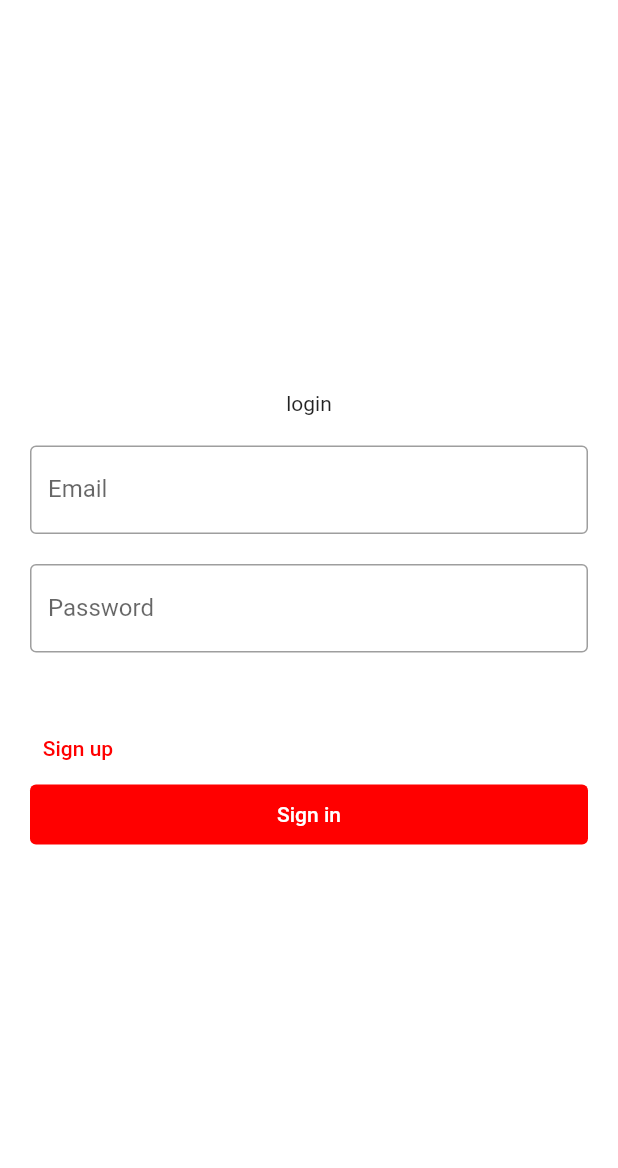
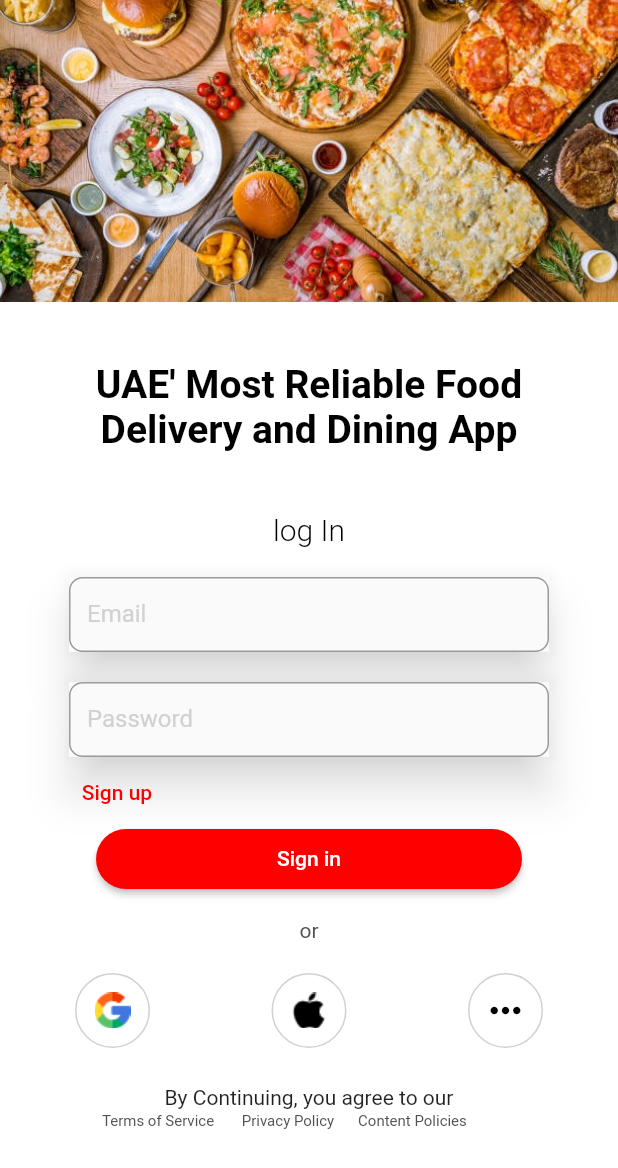
Before and after one commit to fuad-sanin/food_delivery_app, a Flutter app: the LoginScreen screen opened directly, on a phone screen of 412 x 824 dp. Shown: the top 1168 px of the screen. Run offline on Flutter 3.47's test engine with Material 2 defaults, Android fonts, the phone set to English and light mode, and no system bars; our stand-ins replace firebase_auth, firebase_core; accounts and stored records are empty.

Commit message:
login page ui update

```diff
--- a/lib/config/theme.dart
+++ b/lib/config/theme.dart
@@ -44,6 +44,8 @@ class AppColors {
   static const greyColor = Color(0xFFB4B8CA);
   static const greyColor1 = Color(0xFF515151);
   static const shadow = Color(0xFF000000);
+  static const shadowTxt = Color(0xFFfafafa);
+  static const txt = Color(0xFFD1D1D1);
 }
 
 class AppTextStyle {
@@ -53,7 +55,23 @@ class AppTextStyle {
         fontWeight: FontWeight.normal,
         fontSize: 14,
         fontFamily: 'Roboto',
-        color: color ?? AppColors.greyColor);
+        color: color ?? AppColors.greyColor1);
+  }
+
+  static TextStyle regular10({Color? color}) {
+    return TextStyle(
+        fontWeight: FontWeight.normal,
+        fontSize: 10,
+        fontFamily: 'Roboto',
+        color: color ?? AppColors.greyColor1);
+  }
+
+  static TextStyle light20({Color? color}) {
+    return TextStyle(
+        fontWeight: FontWeight.w100,
+        fontSize: 20,
+        fontFamily: 'Roboto',
+        color: color ?? Colors.black);
   }
 
   static TextStyle regular16({Color? color}) {
@@ -91,6 +109,15 @@ class AppTextStyle {
         color: color ?? const Color(0xFFFF0000));
   }
 
+  static TextStyle boldSpaceBlack({Color? color}) {
+    return TextStyle(
+        fontWeight: FontWeight.bold,
+        fontSize: 26,
+        // letterSpacing: 2.0,
+        fontFamily: 'Roboto',
+        color: color ?? const Color(0xFF000000));
+  }
+
   static TextStyle whiteBold({Color? color}) {
     return TextStyle(
         fontWeight: FontWeight.bold,
--- a/lib/screens/login/login_screen.dart
+++ b/lib/screens/login/login_screen.dart
@@ -1,6 +1,8 @@
 import 'package:firebase_auth/firebase_auth.dart';
 import 'package:flutter/material.dart';
 import '../../config/constants.dart';
+import '../../config/theme.dart';
+import '../../utils/helper.dart';
 
 class LoginScreen extends StatefulWidget {
   const LoginScreen({Key? key}) : super(key: key);
@@ -25,42 +27,88 @@ class _LoginScreenState extends State<LoginScreen> {
   @override
   Widget build(BuildContext context) {
     return Scaffold(
-      body: Container(
+      body: ListView(
+        children: [
+          Image.asset(
+            Helper.getAssetName("bg-home.jpg", "virtual"),
+            fit: BoxFit.contain,
+          ),
+          htspace40,
+          SizedBox(
+              child: Text(
+            'UAE\' Most Reliable Food \nDelivery and Dining App',
+            style: AppTextStyle.boldSpaceBlack(),
+            textAlign: TextAlign.center,
+          )),
+          htspace20,
+          Container(
             padding: const EdgeInsets.all(20),
             child: Column(
-          mainAxisAlignment: MainAxisAlignment.center,
-          crossAxisAlignment: CrossAxisAlignment.center,
               children: [
-            const Text('login'),
+                Text(
+                  'log In',
+                  style: AppTextStyle.light20(),
+                  textAlign: TextAlign.center,
+                ),
                 htspace20,
-            TextField(
+                Material(
+                  elevation: 12,
+                  shadowColor: AppColors.shadowTxt,
+                  child: SizedBox(
+                    height: 50.0,
+                    width: 320,
+                    child: TextField(
                       controller: emailController,
-              decoration: const InputDecoration(
-                border: OutlineInputBorder(),
-                label: Text('Email'),
+                      decoration: InputDecoration(
+                        border: OutlineInputBorder(
+                          borderRadius: BorderRadius.circular(9),
+                        ),
+                        label: const Text(
+                          'Email',
+                          style: TextStyle(color: AppColors.txt),
+                        ),
+                      ),
+                    ),
                   ),
                 ),
                 htspace20,
-            TextField(
+                Material(
+                  elevation: 12,
+                  shadowColor: AppColors.shadowTxt,
+                  child: SizedBox(
+                    height: 50.0,
+                    width: 320,
+                    child: TextField(
                       controller: passwordController,
-              decoration: const InputDecoration(
-                border: OutlineInputBorder(),
-                label: Text('Password'),
+                      decoration: InputDecoration(
+                        border: OutlineInputBorder(
+                          borderRadius: BorderRadius.circular(9),
+                        ),
+                        label: const Text(
+                          'Password',
+                          style: TextStyle(color: AppColors.txt),
                         ),
                       ),
-            htspace40,
-            Row(
+                    ),
+                  ),
+                ),
+                SizedBox(
+                  width: 320,
+                  child: Row(
                     mainAxisAlignment: MainAxisAlignment.spaceBetween,
                     children: [
                       TextButton(onPressed: () {}, child: const Text('Sign up'))
                     ],
                   ),
+                ),
                 SizedBox(
-              width: double.maxFinite,
+                  width: 284.0,
                   height: 40,
                   child: ElevatedButton(
-                  style: ButtonStyle(
-                    elevation: MaterialStateProperty.all(0),
+                      style: ElevatedButton.styleFrom(
+                        shape: RoundedRectangleBorder(
+                          borderRadius: BorderRadius.circular(20), // <-- Radius
+                        ),
                       ),
                       child: isLoading
                           ? const SizedBox(
@@ -90,6 +138,104 @@ class _LoginScreenState extends State<LoginScreen> {
               ],
             ),
           ),
+          Text(
+            'or',
+            style: AppTextStyle.regular14(),
+            textAlign: TextAlign.center,
+          ),
+          htspace20,
+          Padding(
+            padding: const EdgeInsets.only(left: 50.0, right: 50.0),
+            child: Row(
+              children: [
+                Container(
+                  decoration: BoxDecoration(
+                    border: Border.all(color: AppColors.txt, width: 1.0),
+                    shape: BoxShape.circle,
+                  ),
+                  child: IconButton(
+                    onPressed: () {},
+                    icon: Image.asset(
+                      Helper.getAssetName("google.png", "virtual"),
+                    ),
+                  ),
+                ),
+                const Spacer(),
+                Container(
+                  decoration: BoxDecoration(
+                    border: Border.all(color: AppColors.txt, width: 1.0),
+                    shape: BoxShape.circle,
+                  ),
+                  child: IconButton(
+                    onPressed: () {},
+                    icon: Image.asset(
+                      Helper.getAssetName("apple.png", "virtual"),
+                    ),
+                  ),
+                ),
+                const Spacer(),
+                Container(
+                  decoration: BoxDecoration(
+                    border: Border.all(color: AppColors.txt, width: 1.0),
+                    shape: BoxShape.circle,
+                  ),
+                  child: IconButton(
+                    onPressed: () {},
+                    icon: const Icon(
+                      Icons.more_horiz_rounded,
+                      size: 30,
+                      color: Colors.black,
+                    ),
+                  ),
+                ),
+              ],
+            ),
+          ),
+          Column(
+            children: [
+              const SizedBox(
+                height: 25,
+              ),
+              Stack(children: [
+                const Align(
+                  alignment: AlignmentDirectional.center,
+                  child: Text(
+                    'By Continuing, you agree to our',
+                  ),
+                ),
+                Padding(
+                  padding: const EdgeInsets.only(left: 60.0, right: 0.0),
+                  child: Row(
+                    children: [
+                      TextButton(
+                        onPressed: () {},
+                        child: Text(
+                          'Terms of Service',
+                          style: AppTextStyle.regular10(),
+                        ),
+                      ),
+                      TextButton(
+                        onPressed: () {},
+                        child: Text(
+                          ' Privacy Policy',
+                          style: AppTextStyle.regular10(),
+                        ),
+                      ),
+                      TextButton(
+                        onPressed: () {},
+                        child: Text(
+                          'Content Policies',
+                          style: AppTextStyle.regular10(),
+                        ),
+                      ),
+                    ],
+                  ),
+                )
+              ]),
+            ],
+          )
+        ],
+      ),
     );
   }
 
```
Also changed, not shown: assets/images/virtual/apple.png (added), assets/images/virtual/bg-home.jpg, assets/images/virtual/google.png. Lines whose indentation alone changed are shown as unchanged.
